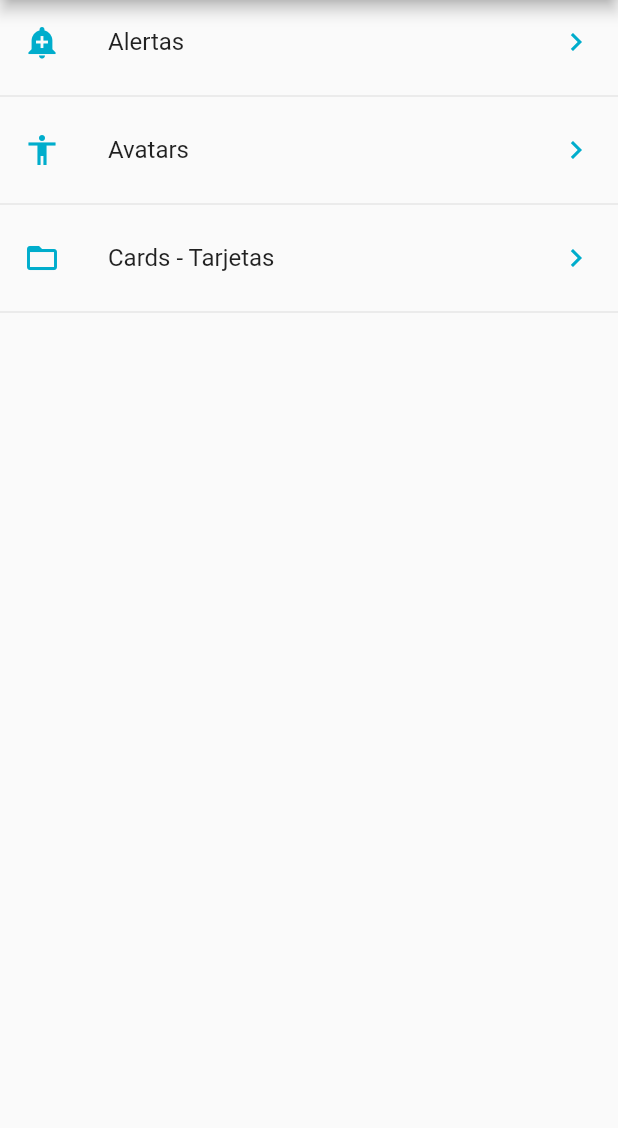
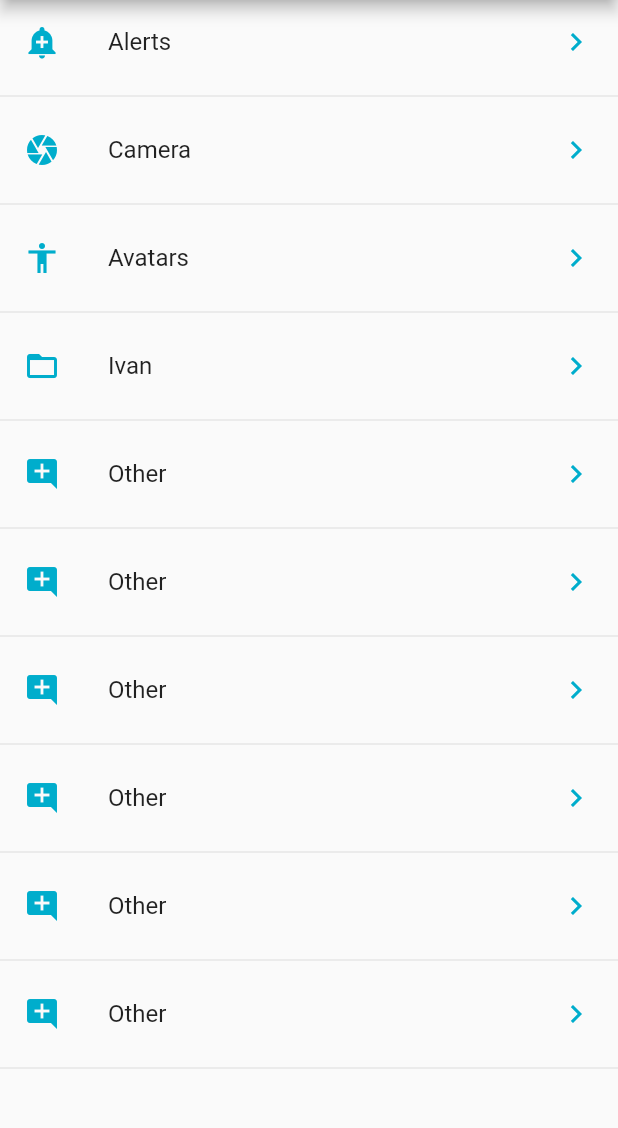
Before and after one commit to LabcitGlobal/flutter, a Flutter app: the screen it shows after launch, on a phone screen of 412 x 824 dp, the part 84-1212 px from its top. Run offline on Flutter 3.47's test engine with Material 2 defaults, Android fonts, the phone set to English and light mode, and no system bars; our stand-ins replace image_picker, video_player.

Commit message:
Add routes, controllers

```diff
--- a/assets/json/menu.json
+++ b/assets/json/menu.json
@@ -3,7 +3,12 @@
         {
             "route" : "alert",
             "icon"  : "add_alert",
-            "text"  : "Alertas"
+            "text"  : "Alerts"
+        },
+        {
+            "route" : "camera",
+            "icon"  : "camera",
+            "text"  : "Camera"
         },
         {
             "route" : "avatar",
@@ -11,9 +16,39 @@
             "text"  : "Avatars"
         },
         {
-            "route" : "card",
+            "route" : "ivan",
             "icon"  : "folder_open",
-            "text"  : "Cards - Tarjetas"
+            "text"  : "Ivan"
+        },
+        {
+            "route" : "other",
+            "icon"  : "other",
+            "text"  : "Other"
+        },
+        {
+            "route" : "other",
+            "icon"  : "other",
+            "text"  : "Other"
+        },
+        {
+            "route" : "other",
+            "icon"  : "other",
+            "text"  : "Other"
+        },
+        {
+            "route" : "other",
+            "icon"  : "other",
+            "text"  : "Other"
+        },
+        {
+            "route" : "other",
+            "icon"  : "other",
+            "text"  : "Other"
+        },
+        {
+            "route" : "other",
+            "icon"  : "other",
+            "text"  : "Other"
         }
     ]
 }
--- a/lib/main.dart
+++ b/lib/main.dart
@@ -1,8 +1,7 @@
 import 'package:flutter/material.dart';
-import 'package:flutter_applications/src/pages/camera_page.dart';
-import 'package:flutter_applications/src/providers/menu_provider.dart';
-import 'package:flutter_applications/utils/icons.dart';
 import 'package:flutter_applications/utils/pallete.dart';
+import 'package:flutter_applications/src/routes/routes.dart';
+import 'package:flutter_applications/src/pages/home_page.dart';
 
 void main() => runApp(MyApp());
 
@@ -20,50 +19,13 @@ class _MyAppState extends State<MyApp> {
       theme: ThemeData(
         primarySwatch: MyColor.primaryMaterialColor,
       ),
-      home: Scaffold(
-        appBar: AppBar(
-          title: _imageLogo(),
-        ),
-        body: _loadMenu(),
-      ),
-    );
-  }
-
-  Widget _imageLogo() {
-    return Container(
-      width: 100.0,
-      child: Image(image: AssetImage('assets/img/logo.png')),
-    );
-  }
-
-  Widget _loadMenu() {
-    MenuProvider menuProvider = new MenuProvider();
-    return FutureBuilder(
-      future: menuProvider.loadItems(),
-      builder: (BuildContext context, AsyncSnapshot<List<dynamic>> snapshot) {
-        return ListView(
-          children: _itemsMenu(snapshot.data),
+      initialRoute: 'home',
+      routes: getRoutes(),
+      onGenerateRoute: (RouteSettings settings) {
+        return MaterialPageRoute(
+          builder: (BuildContext context) => HomePage(),
         );
       },
     );
   }
-
-  List<Widget> _itemsMenu(List<dynamic>? data) {
-    List<Widget> list = [];
-    data?.forEach((element) {
-      final tempWidget = ListTile(
-        title: Text(element['text']),
-        leading: myIcon(element['icon']),
-        trailing: Icon(
-          Icons.keyboard_arrow_right,
-          color: MyColor.primaryColor,
-        ),
-        onTap: () {},
-      );
-      list
-        ..add(tempWidget)
-        ..add(Divider());
-    });
-    return list;
-  }
 }
--- /dev/null
+++ b/lib/src/pages/home_page.dart
@@ -0,0 +1,69 @@
+import 'package:flutter/material.dart';
+
+import 'package:flutter_applications/src/pages/camera/camera_page.dart';
+import 'package:flutter_applications/src/providers/menu_provider.dart';
+import 'package:flutter_applications/utils/icons.dart';
+import 'package:flutter_applications/utils/pallete.dart';
+
+class HomePage extends StatefulWidget {
+  HomePage({Key? key}) : super(key: key);
+
+  @override
+  _HomePageState createState() => _HomePageState();
+}
+
+class _HomePageState extends State<HomePage> {
+  @override
+  Widget build(BuildContext context) {
+    return Scaffold(
+      appBar: AppBar(
+        title: _imageLogo(),
+      ),
+      body: _loadMenu(),
+    );
+  }
+
+  Widget _imageLogo() {
+    return Container(
+      width: 100.0,
+      child: Image(image: AssetImage('assets/img/logo.png')),
+    );
+  }
+
+  Widget _loadMenu() {
+    MenuProvider menuProvider = new MenuProvider();
+    return FutureBuilder(
+      future: menuProvider.loadItems(),
+      builder: (BuildContext context, AsyncSnapshot<List<dynamic>> snapshot) {
+        return ListView(
+          children: _itemsMenu(snapshot.data, context),
+        );
+      },
+    );
+  }
+
+  List<Widget> _itemsMenu(List<dynamic>? data, BuildContext context) {
+    List<Widget> list = [];
+    data?.forEach((element) {
+      final tempWidget = ListTile(
+        title: Text(element['text']),
+        leading: myIcon(element['icon']),
+        trailing: Icon(
+          Icons.keyboard_arrow_right,
+          color: MyColor.primaryColor,
+        ),
+        onTap: () {
+          // final route = MaterialPageRoute(builder: (context) {
+          //   return CameraPage();
+          // });
+          // Navigator.push(context, route);
+          Navigator.pushNamed(context, element['route']);
+        },
+      );
+      list
+        ..add(tempWidget)
+        ..add(Divider());
+    });
+    return list;
+  }
+}
--- /dev/null
+++ b/lib/src/routes/routes.dart
@@ -0,0 +1,17 @@
+import 'package:flutter/material.dart';
+
+import 'package:flutter_applications/src/pages/alert_page.dart';
+import 'package:flutter_applications/src/pages/avatar_page.dart';
+import 'package:flutter_applications/src/pages/camera/camera_page.dart';
+import 'package:flutter_applications/src/pages/home_page.dart';
+import 'package:flutter_applications/src/pages/other_page.dart';
+
+Map<String, WidgetBuilder> getRoutes() {
+  return <String, WidgetBuilder>{
+    'home': (BuildContext context) => HomePage(),
+    'alert': (BuildContext context) => AlertPage(),
+    'camera': (BuildContext context) => CameraPage(),
+    'avatar': (BuildContext context) => AvatarPage(),
+    'other': (BuildContext context) => OtherPage(),
+  };
+}
--- a/lib/utils/icons.dart
+++ b/lib/utils/icons.dart
@@ -5,6 +5,8 @@ final _icons = <String, IconData>{
   'add_alert': Icons.add_alert,
   'accessibility': Icons.accessibility,
   'folder_open': Icons.folder_open,
+  'camera': Icons.camera,
+  'other': Icons.add_comment,
 };
 
 Icon myIcon(String name) {
```
Also changed, not shown: lib/src/pages/alert_page.dart (added, +25 -0 lines), lib/src/pages/avatar_page.dart (added, +25 -0 lines), lib/src/pages/camera/camera_controller.dart (added, +45 -0 lines), lib/src/pages/camera/camera_page.dart (added, +41 -0 lines), lib/src/pages/camera_page.dart (deleted, +0 -22 lines), lib/src/pages/other_page.dart (added, +25 -0 lines), 1 other file.
